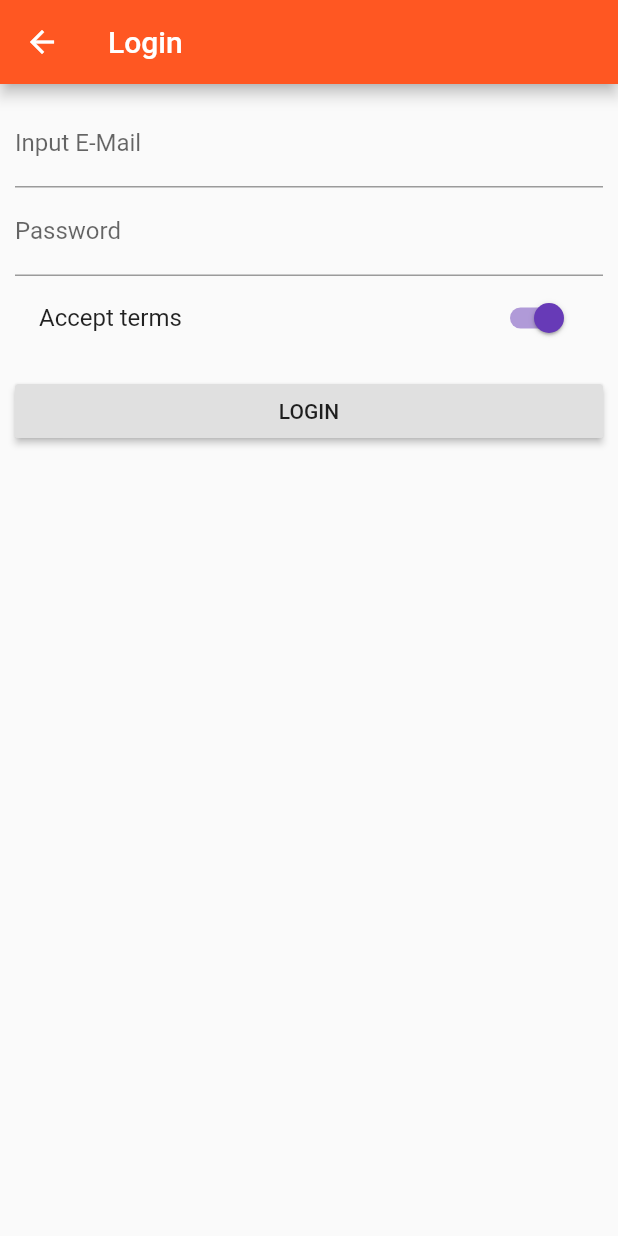
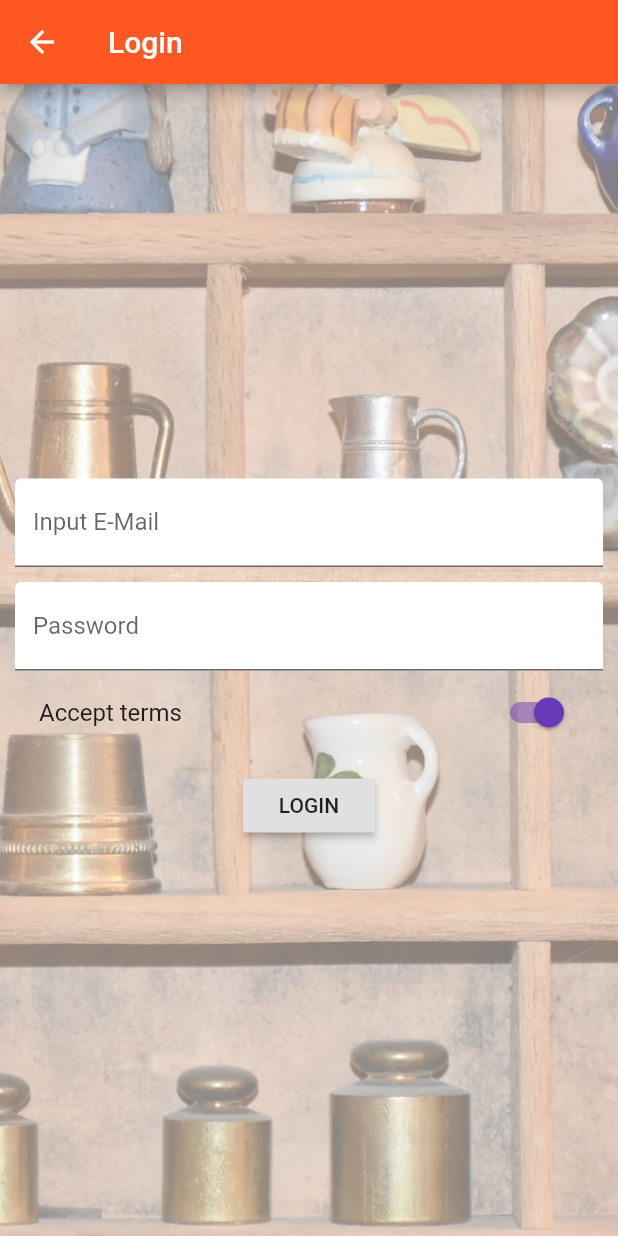
Before and after one commit to azamat87/flutter_app, a Flutter app: the AuthPage screen opened directly, on a phone screen of 412 x 824 dp. Run offline on Flutter 3.47's test engine with Material 2 defaults, Android fonts, the phone set to English and light mode, and no system bars.

Commit message:
add auth background

```diff
--- a/lib/main.dart
+++ b/lib/main.dart
@@ -47,13 +47,14 @@ class _MyAppState extends State<MyApp> {
           accentColor: Colors.deepPurple),
 //      home: AuthPage(),
       routes: {
-        '/': (BuildContext context) => ProductsPage(_products),
+        '/': (BuildContext context) => AuthPage(),
+//        '/': (BuildContext context) => ProductsPage(_products),
         '/admin': (BuildContext context) => ProductAdminPage(_addProduct, _deleteProduct),
       },
       onGenerateRoute: (RouteSettings settings) {
         final List<String> pathElements = settings.name.split('/');
         print(pathElements);
-        if(pathElements[0] != ''){
+        if(pathElements[0] != '') {
           return null;
         }
 
--- a/lib/pages/auth.dart
+++ b/lib/pages/auth.dart
@@ -21,18 +21,33 @@ class _AuthPageState extends State<AuthPage> {
         title: Text('Login'),
       ),
       body: Container(
-          margin: EdgeInsets.all(10.0),
-          child: ListView(
+          decoration: BoxDecoration(
+              image: DecorationImage(
+                  fit: BoxFit.cover,
+                  colorFilter: ColorFilter.mode(
+                      Colors.black.withOpacity(0.5), BlendMode.dstATop),
+                  image: AssetImage('images/background.jpg'))),
+          padding: EdgeInsets.all(10.0),
+          child: Center(
+            child: SingleChildScrollView(
+              child: Column(
                 children: <Widget>[
                   TextField(
-                decoration: InputDecoration(labelText: 'Input E-Mail'),
+                    decoration: InputDecoration(
+                        labelText: 'Input E-Mail',
+                        filled: true,
+                        fillColor: Colors.white),
                     keyboardType: TextInputType.emailAddress,
                     onChanged: (String value) {
                       _email = value;
                     },
                   ),
+                  SizedBox(height: 10.0),
                   TextField(
-                decoration: InputDecoration(labelText: 'Password'),
+                    decoration: InputDecoration(
+                        labelText: 'Password',
+                        filled: true,
+                        fillColor: Colors.white),
                     obscureText: true,
                     keyboardType: TextInputType.emailAddress,
                     onChanged: (String value) {
@@ -55,6 +70,8 @@ class _AuthPageState extends State<AuthPage> {
                         Navigator.pushReplacementNamed(context, '/');
                       }),
                 ],
+              ),
+            ),
           )),
     );
   }
```
Also changed, not shown: images/background.jpg (added). Lines whose indentation alone changed are shown as unchanged.
